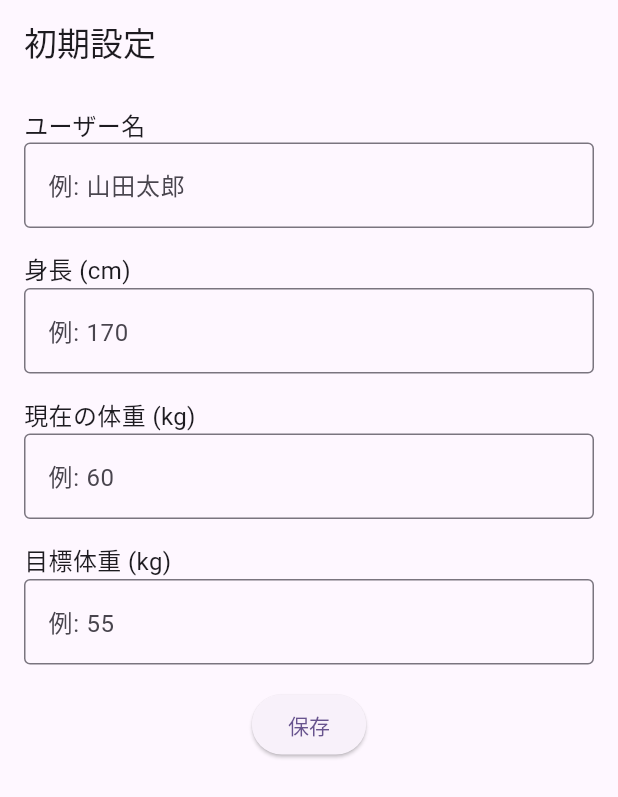
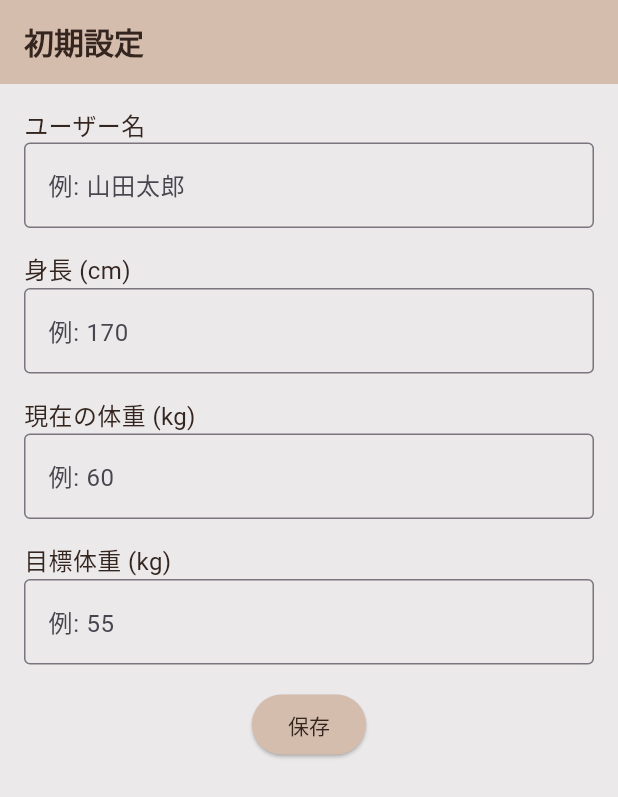
Before and after one commit to Moyuchiiii/Dietapp, a Flutter app: the screen it shows after launch, on a phone screen of 412 x 824 dp. Shown: the top 797 px of the screen. Run offline on Flutter 3.47's test engine with Material 3 defaults, Android fonts, the phone set to English and light mode, and no system bars; our stand-ins replace fl_chart, sqflite, table_calendar; accounts and stored records are empty.

Commit message:
デザインを変更

```diff
--- a/flutter_dietapp/lib/input_screen.dart
+++ b/flutter_dietapp/lib/input_screen.dart
@@ -140,7 +140,6 @@
           child: Column(
             crossAxisAlignment: CrossAxisAlignment.start,
             children: [
-              const Text('日付', style: TextStyle(fontSize: 16)),
               Row(
                 mainAxisAlignment: MainAxisAlignment.center,
                 children: [
--- a/flutter_dietapp/lib/main.dart
+++ b/flutter_dietapp/lib/main.dart
@@ -15,7 +15,34 @@
     return MaterialApp(
       title: 'Diet App',
       theme: ThemeData(
-        colorScheme: ColorScheme.fromSeed(seedColor: Colors.deepPurple),
+        primaryColor: const Color(0xFFD5BDAE), // アクセントカラー
+        scaffoldBackgroundColor: const Color(0xFFEBE9EA), // ベースカラー
+        appBarTheme: const AppBarTheme(
+          backgroundColor: Color(0xFFD5BDAE),
+          titleTextStyle: TextStyle(
+            color: Color(0xFF34251F), // テキストカラー
+            fontSize: 20,
+            fontWeight: FontWeight.w600,
+          ),
+          iconTheme: IconThemeData(
+            color: Color(0xFF34251F),
+          ),
+        ),
+        textTheme: const TextTheme(
+          bodyLarge: TextStyle(color: Color(0xFF34251F)),
+          bodyMedium: TextStyle(color: Color(0xFF34251F)),
+        ),
+        bottomNavigationBarTheme: const BottomNavigationBarThemeData(
+          backgroundColor: Color(0xFFEBE9EA),
+          selectedItemColor: Color(0xFF34251F),
+          unselectedItemColor: Color(0xFF34251F),
+        ),
+        elevatedButtonTheme: ElevatedButtonThemeData(
+          style: ElevatedButton.styleFrom(
+            backgroundColor: const Color(0xFFD5BDAE),
+            foregroundColor: const Color(0xFF34251F),
+          ),
+        ),
         useMaterial3: true,
       ),
       home: const MyHomePage(),
```
Also changed, not shown: flutter_dietapp/lib/home.dart (+8 -3 lines).
